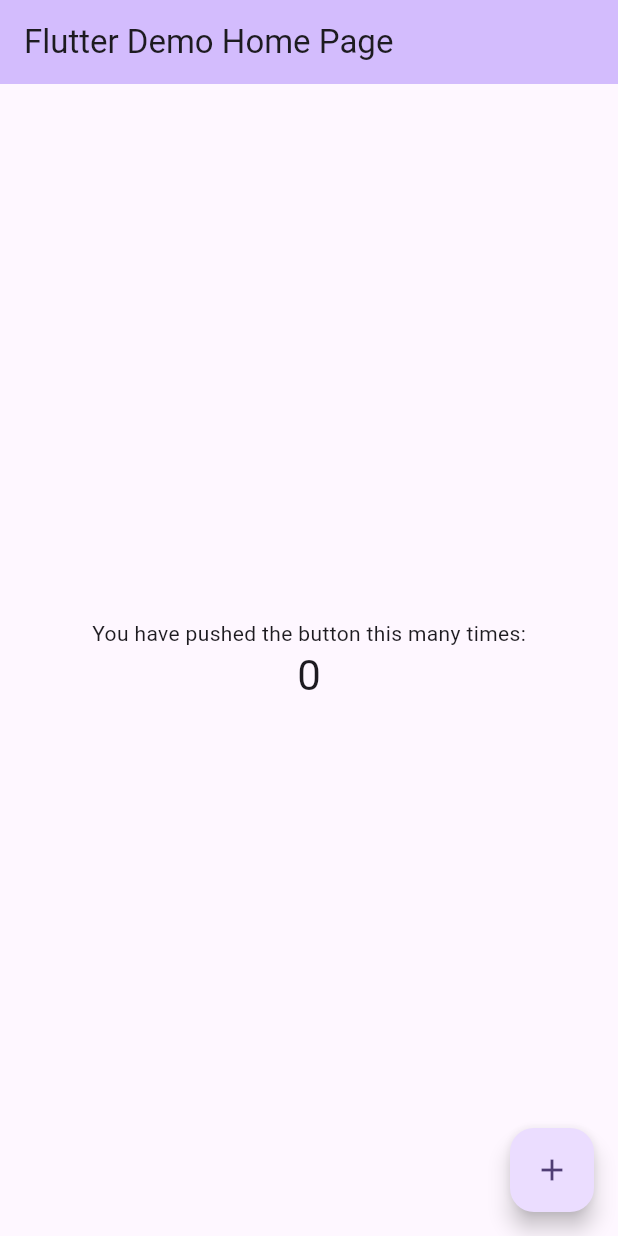
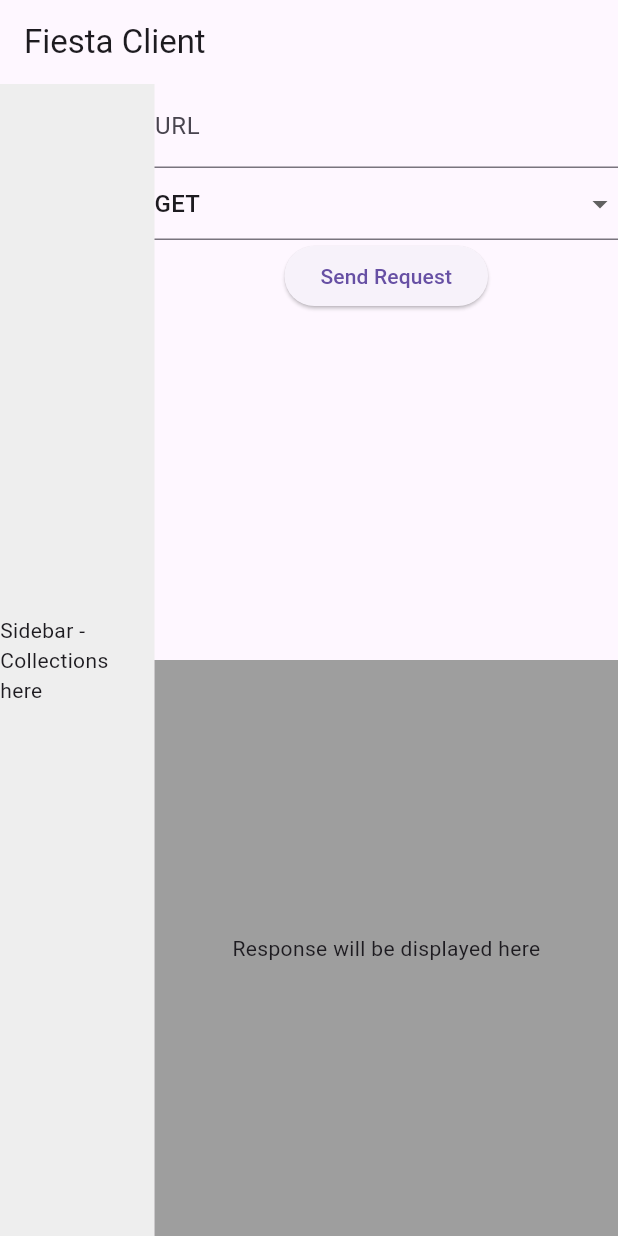
Before and after one commit to cenobyte321/fiesta, a Flutter app: the screen it shows after launch, on a phone screen of 412 x 824 dp. Run offline on Flutter 3.47's test engine with Material 3 defaults, Android fonts, the phone set to English and light mode, and no system bars.

Commit message:
Simple HTTP client implementation

```diff
--- a/lib/main.dart
+++ b/lib/main.dart
@@ -1,125 +1,17 @@
+import 'package:api_client/screens/main_screen.dart';
 import 'package:flutter/material.dart';
 
 void main() {
-  runApp(const MyApp());
+  runApp(MyApp());
 }
 
 class MyApp extends StatelessWidget {
-  const MyApp({super.key});
-
-  // This widget is the root of your application.
   @override
   Widget build(BuildContext context) {
     return MaterialApp(
-      title: 'Flutter Demo',
-      theme: ThemeData(
-        // This is the theme of your application.
-        //
-        // TRY THIS: Try running your application with "flutter run". You'll see
-        // the application has a purple toolbar. Then, without quitting the app,
-        // try changing the seedColor in the colorScheme below to Colors.green
-        // and then invoke "hot reload" (save your changes or press the "hot
-        // reload" button in a Flutter-supported IDE, or press "r" if you used
-        // the command line to start the app).
-        //
-        // Notice that the counter didn't reset back to zero; the application
-        // state is not lost during the reload. To reset the state, use hot
-        // restart instead.
-        //
-        // This works for code too, not just values: Most code changes can be
-        // tested with just a hot reload.
-        colorScheme: ColorScheme.fromSeed(seedColor: Colors.deepPurple),
-        useMaterial3: true,
-      ),
-      home: const MyHomePage(title: 'Flutter Demo Home Page'),
+      title: 'Fiesta Client',
+      theme: ThemeData(primarySwatch: Colors.blue),
+      home: MainScreen(),
     );
   }
 }
-
-class MyHomePage extends StatefulWidget {
-  const MyHomePage({super.key, required this.title});
-
-  // This widget is the home page of your application. It is stateful, meaning
-  // that it has a State object (defined below) that contains fields that affect
-  // how it looks.
-
-  // This class is the configuration for the state. It holds the values (in this
-  // case the title) provided by the parent (in this case the App widget) and
-  // used by the build method of the State. Fields in a Widget subclass are
-  // always marked "final".
-
-  final String title;
-
-  @override
-  State<MyHomePage> createState() => _MyHomePageState();
-}
-
-class _MyHomePageState extends State<MyHomePage> {
-  int _counter = 0;
-
-  void _incrementCounter() {
-    setState(() {
-      // This call to setState tells the Flutter framework that something has
-      // changed in this State, which causes it to rerun the build method below
-      // so that the display can reflect the updated values. If we changed
-      // _counter without calling setState(), then the build method would not be
-      // called again, and so nothing would appear to happen.
-      _counter++;
-    });
-  }
-
-  @override
-  Widget build(BuildContext context) {
-    // This method is rerun every time setState is called, for instance as done
-    // by the _incrementCounter method above.
-    //
-    // The Flutter framework has been optimized to make rerunning build methods
-    // fast, so that you can just rebuild anything that needs updating rather
-    // than having to individually change instances of widgets.
-    return Scaffold(
-      appBar: AppBar(
-        // TRY THIS: Try changing the color here to a specific color (to
-        // Colors.amber, perhaps?) and trigger a hot reload to see the AppBar
-        // change color while the other colors stay the same.
-        backgroundColor: Theme.of(context).colorScheme.inversePrimary,
-        // Here we take the value from the MyHomePage object that was created by
-        // the App.build method, and use it to set our appbar title.
-        title: Text(widget.title),
-      ),
-      body: Center(
-        // Center is a layout widget. It takes a single child and positions it
-        // in the middle of the parent.
-        child: Column(
-          // Column is also a layout widget. It takes a list of children and
-          // arranges them vertically. By default, it sizes itself to fit its
-          // children horizontally, and tries to be as tall as its parent.
-          //
-          // Column has various properties to control how it sizes itself and
-          // how it positions its children. Here we use mainAxisAlignment to
-          // center the children vertically; the main axis here is the vertical
-          // axis because Columns are vertical (the cross axis would be
-          // horizontal).
-          //
-          // TRY THIS: Invoke "debug painting" (choose the "Toggle Debug Paint"
-          // action in the IDE, or press "p" in the console), to see the
-          // wireframe for each widget.
-          mainAxisAlignment: MainAxisAlignment.center,
-          children: <Widget>[
-            const Text(
-              'You have pushed the button this many times:',
-            ),
-            Text(
-              '$_counter',
-              style: Theme.of(context).textTheme.headlineMedium,
-            ),
-          ],
-        ),
-      ),
-      floatingActionButton: FloatingActionButton(
-        onPressed: _incrementCounter,
-        tooltip: 'Increment',
-        child: const Icon(Icons.add),
-      ), // This trailing comma makes auto-formatting nicer for build methods.
-    );
-  }
-}
--- /dev/null
+++ b/lib/screens/main_screen.dart
@@ -0,0 +1,32 @@
+import 'package:api_client/widgets/request_form.dart';
+import 'package:api_client/widgets/response_viewer.dart';
+import 'package:flutter/material.dart';
+
+class MainScreen extends StatelessWidget {
+  @override
+  Widget build(BuildContext context) {
+    return Scaffold(
+      appBar: AppBar(title: Text('Fiesta Client')),
+      body: Row(
+        children: [
+          Expanded(
+            flex: 1,
+            child: Container(
+              color: Colors.grey[200],
+              child: Center(child: Text('Sidebar - Collections here')),
+            ),
+          ),
+          Expanded(
+            flex: 3,
+            child: Column(
+              children: [
+                Expanded(child: RequestForm()),
+                Expanded(child: ResponseViewer())
+              ],
+            ),
+          ),
+        ],
+      ),
+    );
+  }
+}
--- /dev/null
+++ b/lib/services/http_service.dart
@@ -0,0 +1,17 @@
+import 'package:api_client/models/request_model.dart';
+import 'package:http/http.dart' as http;
+
+class HttpService {
+  Future<http.Response> sendRequest(RequestModel request) async {
+    switch (request.method) {
+      case 'GET':
+        return await http.get(Uri.parse(request.url), headers: request.headers);
+      case 'POST':
+        return await http.post(Uri.parse(request.url),
+            headers: request.headers, body: request.body);
+      // TODO: Add support for other HTTP methods
+      default:
+        throw Exception('Unsupported method: ${request.method}');
+    }
+  }
+}
--- /dev/null
+++ b/lib/widgets/request_form.dart
@@ -0,0 +1,56 @@
+import 'package:flutter/material.dart';
+import '../models/request_model.dart';
+import '../services/http_service.dart';
+
+class RequestForm extends StatefulWidget {
+  @override
+  _RequestFormState createState() => _RequestFormState();
+}
+
+class _RequestFormState extends State<RequestForm> {
+  final _formKey = GlobalKey<FormState>();
+  String _url = '';
+  String _method = 'GET';
+  final HttpService _httpService = HttpService();
+
+  Widget build(BuildContext context) {
+    return Form(
+        key: _formKey,
+        child: Column(
+          children: [
+            TextFormField(
+              decoration: InputDecoration(labelText: 'URL'),
+              onSaved: (value) => _url = value ?? '',
+            ),
+            DropdownButtonFormField<String>(
+              value: _method,
+              items: ['GET', 'POST', 'PUT', 'DELETE']
+                  .map((method) => DropdownMenuItem(
+                        value: method,
+                        child: Text(method),
+                      ))
+                  .toList(),
+              onChanged: (value) => setState(() => _method = value!),
+            ),
+            ElevatedButton(
+                onPressed: _sendRequest, child: Text('Send Request')),
+          ],
+        ));
+  }
+
+  void _sendRequest() {
+    if (_formKey.currentState!.validate()) {
+      _formKey.currentState!.save();
+      final request = RequestModel(url: _url, method: _method);
+      _httpService.sendRequest(request).then((response) {
+        // Handle the repsonse
+        print('Response: ${response.body}');
+        print('Response body length: ${response.body.length}');
+        print('Response status: ${response.statusCode}');
+      }).catchError((error) {
+        // Handle the error
+        print('Error: $error');
+      });
+    }
+  }
+}
--- /dev/null
+++ b/lib/widgets/response_viewer.dart
@@ -0,0 +1,10 @@
+import 'package:flutter/material.dart';
+
+class ResponseViewer extends StatelessWidget {
+  @override
+  Widget build(BuildContext context) {
+    return Container(
+        color: Colors.grey,
+        child: const Center(child: Text('Response will be displayed here')));
+  }
+}
```
